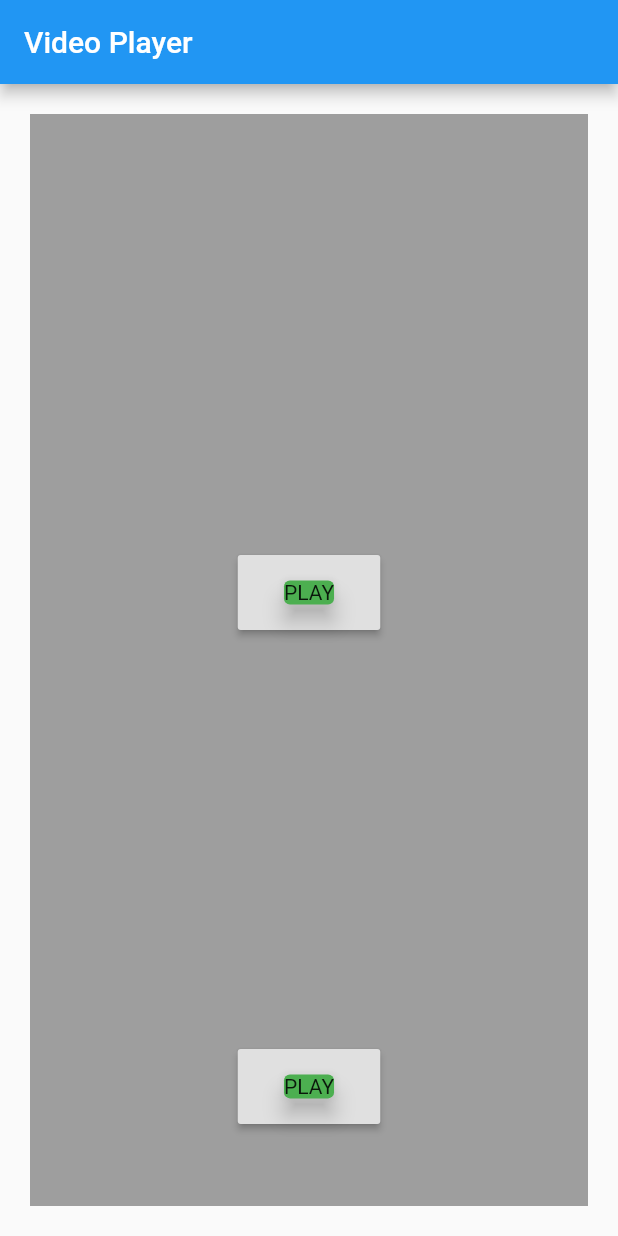
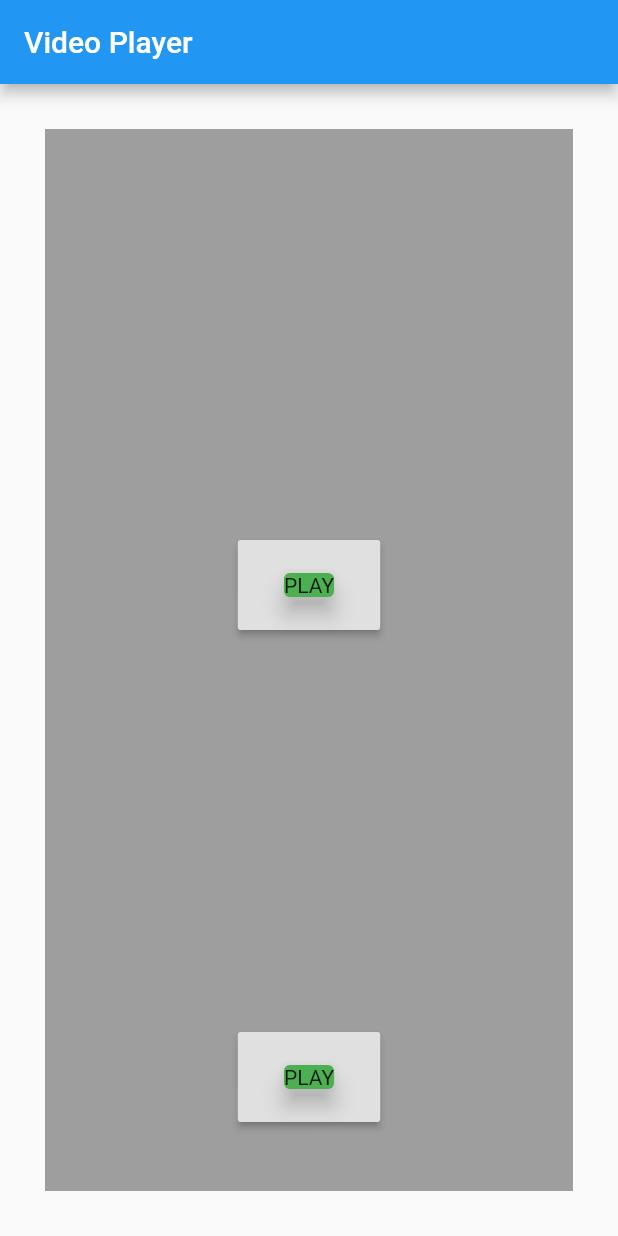
Before and after one commit to shubhamshinde4141/Video_Player_App, a Flutter app: the screen it shows after launch, on a phone screen of 412 x 824 dp. Run offline on Flutter 3.47's test engine with Material 2 defaults, Android fonts, the phone set to English and light mode, and no system bars; our stand-ins replace video_player.

Commit message:
Update main.dart

```diff
--- a/lib/main.dart
+++ b/lib/main.dart
@@ -113,7 +113,7 @@ class _MyHomePageState extends State<MyHomePage> {
       ),
       body: Container(
         color: Colors.grey.shade500,
-        margin: EdgeInsets.all(20.0),
+        margin: EdgeInsets.all(30.0),
         child: Center(
 
 
@@ -135,7 +135,7 @@ class _MyHomePageState extends State<MyHomePage> {
               ),
               Container(
                   width: 95,
-                  height: 50,
+                  height: 60,
                 margin: EdgeInsets.fromLTRB(20, 50, 20, 20),
                 child: RaisedButton(
 
@@ -168,7 +168,7 @@ class _MyHomePageState extends State<MyHomePage> {
               ),
               Container(
                   width: 95,
-                  height: 50,
+                  height: 60,
                   margin: EdgeInsets.fromLTRB(20, 50, 20, 20),
                   child: RaisedButton(
 
```
